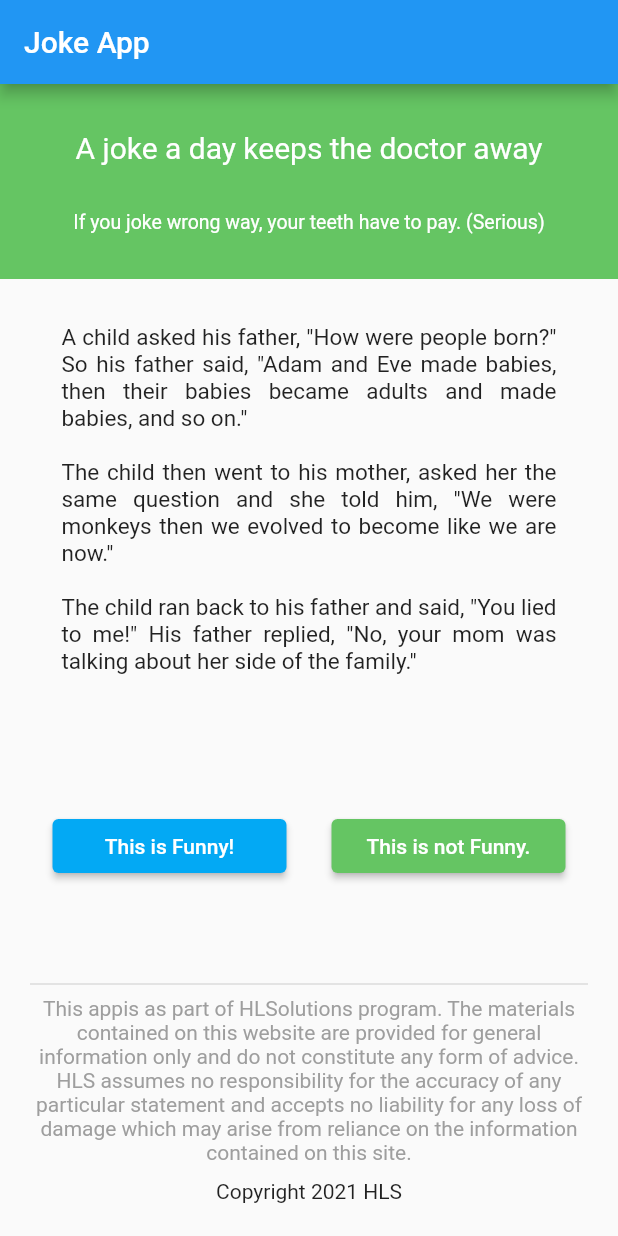
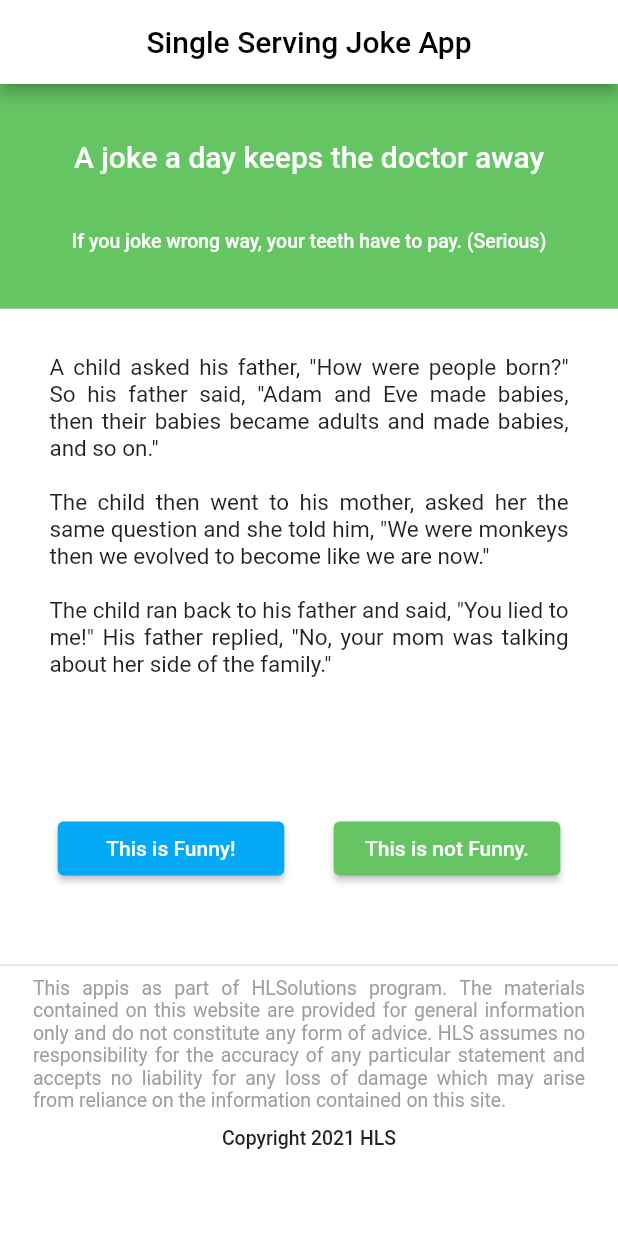
Before and after one commit to T-qa/hls-interview-test, a Flutter app: the screen it shows after launch, on a phone screen of 412 x 824 dp. Run offline on Flutter 3.47's test engine with Material 2 defaults, Android fonts, the phone set to English and light mode, and no system bars; our stand-ins replace flutter_screenutil, hive, hive_flutter; accounts and stored records are empty.

Commit message:
refactor: implement the responsive UI using package

```diff
--- a/Mobile/joke_single_serving_app/lib/constants/app_constant.dart
+++ b/Mobile/joke_single_serving_app/lib/constants/app_constant.dart
@@ -1,7 +1,7 @@
 import 'package:flutter/material.dart';
 
 class AppConstants {
-  static const String appName = 'Joke App';
+  static const String appName = 'Single Serving Joke App';
   static const String allJokesMessageDisplayed =
       'That\'s all the jokes for today! Come back another day!';
   static const String copyRightMessage =
--- a/Mobile/joke_single_serving_app/lib/main.dart
+++ b/Mobile/joke_single_serving_app/lib/main.dart
@@ -1,6 +1,7 @@
 import 'package:flutter/material.dart';
 import 'package:hive_flutter/hive_flutter.dart';
 import 'package:joke_single_serving_app/views/joke_homepage.dart';
+
 import 'services/joke_service.dart';
 import 'models/joke.dart';
 import 'models/vote.dart';
@@ -26,13 +27,10 @@ class JokeSingleServingApp extends StatelessWidget {
 
   @override
   Widget build(BuildContext context) {
-    return MaterialApp(
+    return const MaterialApp(
       debugShowCheckedModeBanner: false,
       title: 'Joke App',
-      theme: ThemeData(
-        primarySwatch: Colors.blue,
-      ),
-      home: const JokeHomePage(),
+      home: JokeHomePage(),
     );
   }
 }
--- a/Mobile/joke_single_serving_app/lib/views/joke_homepage.dart
+++ b/Mobile/joke_single_serving_app/lib/views/joke_homepage.dart
@@ -40,8 +40,16 @@ class _JokeHomePageState extends State<JokeHomePage> {
   Widget build(BuildContext context) {
     return SafeArea(
       child: Scaffold(
+        backgroundColor: Colors.white,
         appBar: AppBar(
-          title: const Text(AppConstants.appName),
+          backgroundColor: Colors.white,
+          title: const Text(
+            AppConstants.appName,
+            style: TextStyle(
+              color: Colors.black,
+            ),
+          ),
+          centerTitle: true,
         ),
         body: FutureBuilder(
           future: jokeController?.getNextJoke(),
--- a/Mobile/joke_single_serving_app/lib/views/joke_view.dart
+++ b/Mobile/joke_single_serving_app/lib/views/joke_view.dart
@@ -1,10 +1,9 @@
 import 'package:flutter/material.dart';
+import 'package:flutter_screenutil/flutter_screenutil.dart';
 import 'package:joke_single_serving_app/constants/app_constant.dart';
 
 import '../controllers/joke_controller.dart';
 import '../models/joke.dart';
-
-import 'message_view.dart';
 
 class JokeView extends StatelessWidget {
   final JokeController jokeController;
@@ -18,54 +17,64 @@ class JokeView extends StatelessWidget {
 
   @override
   Widget build(BuildContext context) {
+    // Set the screen size properties using ScreenUtil
+    ScreenUtil.init(context,
+        designSize: const Size(375, 825),
+        minTextAdapt: true // Provide your design size
+        );
     return Column(
       children: [
         Container(
-          height: 130,
+          height: 150.h,
           width: double.infinity,
           decoration: const BoxDecoration(color: AppConstants.green),
-          child: const Column(
+          child: Column(
             mainAxisAlignment: MainAxisAlignment.spaceEvenly,
             children: [
               Text(
                 'A joke a day keeps the doctor away',
                 style: TextStyle(
                   color: AppConstants.white,
-                  fontSize: 20,
+                  fontSize: 20.sp,
+                  fontWeight: FontWeight.w500,
                 ),
               ),
               Text(
                 'If you joke wrong way, your teeth have to pay. (Serious)',
                 style: TextStyle(
                   color: AppConstants.white,
-                  fontSize: 13,
+                  fontSize: 13.sp,
+                  fontWeight: FontWeight.w500,
                 ),
               ),
             ],
           ),
         ),
         joke != null
-            ? Padding(
-                padding: const EdgeInsets.symmetric(horizontal: 20),
+            ? Container(
+                height: 430.h,
+                padding: EdgeInsets.symmetric(
+                  horizontal: 20.w,
+                ),
                 child: Column(
                   mainAxisAlignment: MainAxisAlignment.center,
                   children: [
                     Container(
-                      padding: const EdgeInsets.symmetric(
-                        horizontal: 10,
-                        vertical: 30,
+                      padding: EdgeInsets.symmetric(
+                        horizontal: 10.w,
+                        vertical: 30.h,
                       ),
-                      width: 350,
+                      width: 350.w,
                       child: Text(
                         joke!.text,
-                        style: const TextStyle(fontSize: 15),
+                        style: TextStyle(fontSize: 15.sp),
                         textAlign: TextAlign.justify,
                       ),
                     ),
                     Padding(
-                      padding: const EdgeInsets.symmetric(
-                        horizontal: 15,
-                        vertical: 60,
+                      padding: EdgeInsets.symmetric(
+                        horizontal: 15.w,
+                        vertical: 60.h,
                       ),
                       child: Row(
                         mainAxisAlignment: MainAxisAlignment.center,
@@ -79,7 +88,7 @@ class JokeView extends StatelessWidget {
                               child: const Text('This is Funny!'),
                             ),
                           ),
-                          const SizedBox(width: 30),
+                          SizedBox(width: 30.w),
                           Expanded(
                             child: ElevatedButton(
                               onPressed: () =>
@@ -92,20 +101,72 @@ class JokeView extends StatelessWidget {
                         ],
                       ),
                     ),
-                    const Divider(thickness: 1),
-                    const Text(AppConstants.copyRightMessage,
-                        style: TextStyle(
-                          color: Colors.grey,
-                        ),
-                        textAlign: TextAlign.center),
-                    const SizedBox(
-                      height: 10,
-                    ),
-                    const Text('Copyright 2021 HLS'),
                   ],
                 ),
               )
-            : const MessageView(AppConstants.allJokesMessageDisplayed),
+            : Container(
+                height: 430.h,
+                padding: EdgeInsets.symmetric(
+                  horizontal: 20.w,
+                ),
+                child: Column(
+                  mainAxisAlignment: MainAxisAlignment.spaceEvenly,
+                  children: [
+                    Container(
+                      padding: EdgeInsets.symmetric(
+                        horizontal: 10.w,
+                        vertical: 30.h,
+                      ),
+                      width: 350.w,
+                      child: Text(
+                        AppConstants.allJokesMessageDisplayed,
+                        style: TextStyle(
+                          fontSize: 25.sp,
+                          color: Colors.grey,
+                        ),
+                        textAlign: TextAlign.center,
+                      ),
+                    ),
+                    ElevatedButton(
+                      onPressed: () {},
+                      style: ElevatedButton.styleFrom(
+                        backgroundColor: Colors.brown,
+                      ),
+                      child: const Text('Read again'),
+                    ),
+                  ],
+                ),
+              ),
+        const Divider(thickness: 1),
+        Container(
+          height: 130.h,
+          padding: EdgeInsets.symmetric(
+            horizontal: 20.w,
+          ),
+          child: Column(
+            children: [
+              Text(
+                AppConstants.copyRightMessage,
+                style: TextStyle(
+                  color: Colors.grey,
+                  fontSize: 13.sp,
+                  fontWeight: FontWeight.w400,
+                ),
+                textAlign: TextAlign.justify,
+              ),
+              SizedBox(
+                height: 10.h,
+              ),
+              Text(
+                'Copyright 2021 HLS',
+                style: TextStyle(
+                  fontSize: 13.sp,
+                  fontWeight: FontWeight.w500,
+                ),
+              ),
+            ],
+          ),
+        ),
       ],
     );
   }
--- a/Mobile/joke_single_serving_app/lib/views/message_view.dart
+++ /dev/null
@@ -1,25 +0,0 @@
-import 'package:flutter/material.dart';
-
-import '../constants/app_constant.dart';
-
-class MessageView extends StatelessWidget {
-  final String message;
-
-  const MessageView(this.message, {super.key});
-
-  @override
-  Widget build(BuildContext context) {
-    return Scaffold(
-      appBar: AppBar(
-        title: const Text(AppConstants.appName),
-      ),
-      body: Center(
-        child: Text(
-          message,
-          style: const TextStyle(fontSize: 12),
-          textAlign: TextAlign.center,
-        ),
-      ),
-    );
-  }
-}
--- a/Mobile/joke_single_serving_app/pubspec.yaml
+++ b/Mobile/joke_single_serving_app/pubspec.yaml
@@ -9,6 +9,7 @@ environment:
 dependencies:
   flutter:
     sdk: flutter
+  flutter_screenutil: ^5.8.4
   hive: ^2.2.3
   hive_flutter: ^1.1.0
   path_provider: ^2.0.15
```
Also changed, not shown: Mobile/joke_single_serving_app/pubspec.lock.
